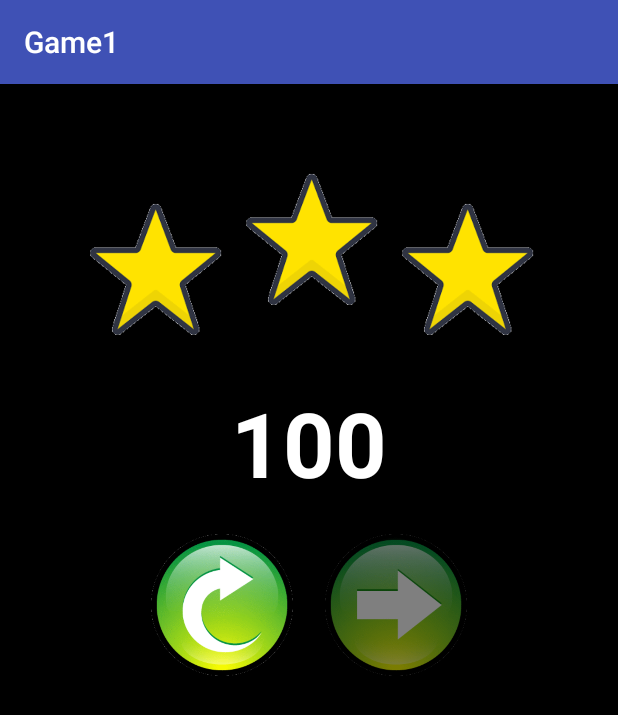
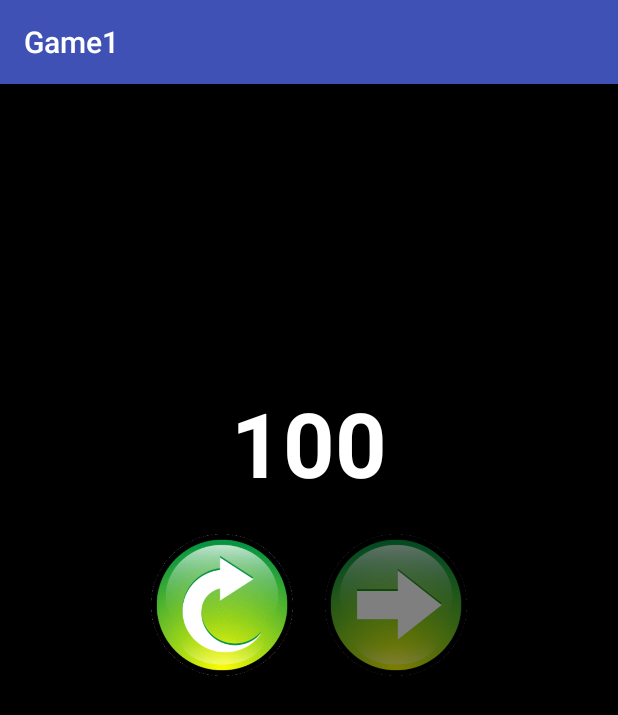
Before and after one commit to ETS-Android3/match-n-tap-android, an Android app: the LevelCompleteActivity screen opened directly, with no data from a screen before it, on a phone screen of 412 x 824 dp. Shown: the top 715 px of the screen. Run offline under Robolectric (Android 15) with nearby library versions, the phone set to English and light mode, and no system bars; 1 statement that could not run was skipped.

Commit message:
level complete activity info from game view

```diff
--- a/app/src/main/java/com/example/game1/GameActivity.java
+++ b/app/src/main/java/com/example/game1/GameActivity.java
@@ -23,7 +23,7 @@ public class GameActivity extends AppCompatActivity {
         size = new Point();
         getWindowManager().getDefaultDisplay().getSize(size);
         level_num = getIntent().getIntExtra("level_num",0);
-        gameView = new GameView(this, level_num,size.x, size.y);
+        gameView = new GameView(this, level_num, size.x, size.y);
         setContentView(gameView);
     }
 
--- a/app/src/main/java/com/example/game1/LevelCompleteActivity.java
+++ b/app/src/main/java/com/example/game1/LevelCompleteActivity.java
@@ -1,17 +1,22 @@
 package com.example.game1;
 
 import android.content.Intent;
+import android.media.Image;
 import android.os.Bundle;
 import android.support.v7.app.AppCompatActivity;
 import android.util.Log;
 import android.view.View;
 import android.widget.ImageButton;
+import android.widget.ImageView;
+import android.widget.TextView;
 
 public class LevelCompleteActivity extends AppCompatActivity {
 
     private static final String TAG = "LevelCompleteActivity";
 
     private int levelNum;
+    private int numStars;
+    private int scoreValue;
 
     @Override
     protected void onCreate(Bundle savedInstanceState) {
@@ -19,6 +24,25 @@ public class LevelCompleteActivity extends AppCompatActivity {
         setContentView(R.layout.activity_level_complete);
 
         levelNum = getIntent().getIntExtra("LevelNum", 1);
+        numStars = getIntent().getIntExtra("NumStars",0);
+        scoreValue = getIntent().getIntExtra("Score",0);
+
+        ImageView star1 = (ImageView)findViewById(R.id.star1);
+        ImageView star2 = (ImageView)findViewById(R.id.star2);
+        ImageView star3 = (ImageView)findViewById(R.id.star3);
+        TextView score = (TextView)findViewById(R.id.scoreText);
+
+        //displaying score
+        score.setText(scoreValue);
+
+        //displaying stars based on score
+        if(numStars<1)
+            star1.setVisibility(View.INVISIBLE);
+        if(numStars<2)
+            star2.setVisibility(View.INVISIBLE);
+        if(numStars<3)
+            star3.setVisibility(View.INVISIBLE);
+
         ImageButton nextButton = (ImageButton) findViewById(R.id.nextButton);
         ImageButton replayButton = (ImageButton) findViewById(R.id.replayButton);
         if (MainActivity.levels[levelNum].getIsUnlocked() == true) {
```
Also changed, not shown: app/src/main/java/com/example/game1/GameView.java (+9 -1 lines), app/src/main/res/drawable/tick1.png, app/src/main/res/drawable/tick2.png.
